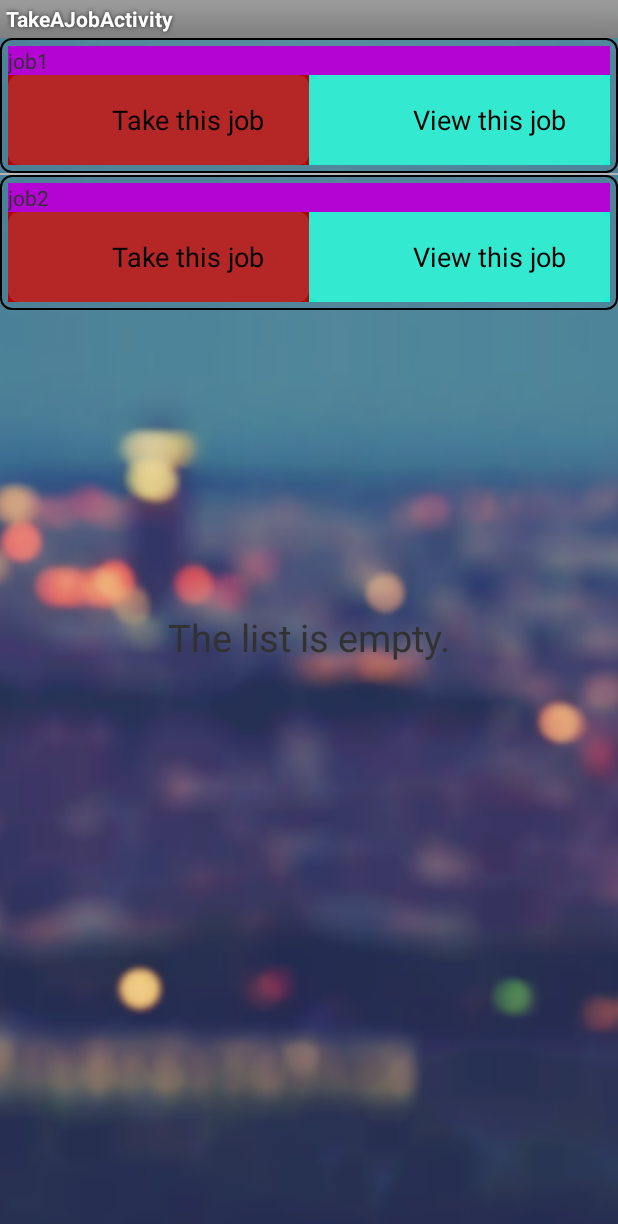
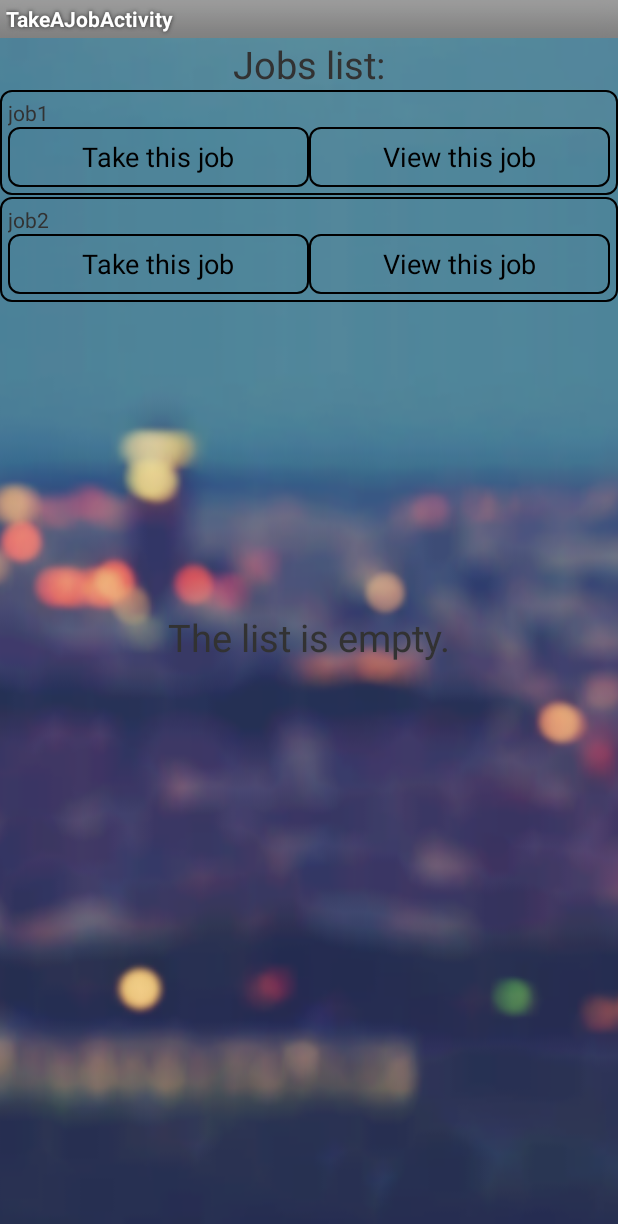
Before and after one commit to PhoneGuardian/AuthorityApp, an Android app: the TakeAJobActivity screen opened directly, with no data from a screen before it, after a tap on "Take this job", on a phone screen of 412 x 824 dp. Shown: the top 1224 px of the screen. Run offline under Robolectric (Android 15) with nearby library versions, the phone set to English and light mode, and no system bars.

Commit message:
JobAdapter works that is dedicated for TakeAJobAcitivity. design of a list changed a bit

```diff
--- a/AuthorityApp/app/src/main/java/it/polimi/guardian/authorityapp/JobAdapter.java
+++ b/AuthorityApp/app/src/main/java/it/polimi/guardian/authorityapp/JobAdapter.java
@@ -82,7 +82,7 @@ public class JobAdapter extends BaseAdapter implements Serializable{
         @Override
         public void onClick(View v) {
             final int position = lvAllJobs.getPositionForView((View) v.getParent());
-            Toast.makeText(ctx,"Take clicked, row %d"+ position,Toast.LENGTH_SHORT);
+            Toast.makeText(ctx,"Take clicked, row "+ position,Toast.LENGTH_SHORT).show();
         }
     };
 
@@ -90,7 +90,17 @@ public class JobAdapter extends BaseAdapter implements Serializable{
         @Override
         public void onClick(View v) {
             final int position = lvAllJobs.getPositionForView((View) v.getParent());
-            Toast.makeText(ctx, "View clicked, row %d" + position, Toast.LENGTH_SHORT);
+            Toast.makeText(ctx, "View clicked, row " + position, Toast.LENGTH_SHORT).show();
         }
     };
+
+    @Override
+    public boolean  areAllItemsEnabled() {
+        return false;
+    }
+
+    @Override
+    public boolean isEnabled(int position) {
+        return false;
+    }
 }
--- a/AuthorityApp/app/src/main/java/it/polimi/guardian/authorityapp/TakeAJobActivity.java
+++ b/AuthorityApp/app/src/main/java/it/polimi/guardian/authorityapp/TakeAJobActivity.java
@@ -36,6 +36,12 @@ public class TakeAJobActivity extends Activity {
         jObjList.add(j2);
         //////////////////////////////
         lvJobs.setAdapter(new JobAdapter(this, lvJobs,jObjList));
+        //To select manually the buttons with the trackball
+        lvJobs.setItemsCanFocus(true);
+        //And to disable the focus on the whole list items
+        lvJobs.setFocusable(false);
+        lvJobs.setFocusableInTouchMode(false);
+        lvJobs.setClickable(false);
     }
 
 
--- a/AuthorityApp/app/src/main/res/layout/activity_take_a_job.xml
+++ b/AuthorityApp/app/src/main/res/layout/activity_take_a_job.xml
@@ -24,6 +24,7 @@
         android:id="@+id/list_of_jobs"
         android:layout_width="fill_parent"
         android:layout_height="wrap_content"
+        android:layout_below="@+id/tv_jobs_list"
         android:divider="#b5b5b5"
         android:dividerHeight="1dp"
         android:listSelector="@drawable/list_selector" />
--- a/AuthorityApp/app/src/main/res/layout/list_of_jobs_row.xml
+++ b/AuthorityApp/app/src/main/res/layout/list_of_jobs_row.xml
@@ -12,7 +12,6 @@
         android:layout_width="fill_parent"
         android:layout_height="wrap_content"
         android:orientation="horizontal"
-        android:background="#B404d4"
         android:layout_weight="2">
         <ScrollView
             android:id="@+id/scrollView1"
@@ -41,14 +40,13 @@
             android:layout_width="fill_parent"
             android:layout_height="fill_parent"
             android:layout_weight="1"
-            android:background="#B40404"
             android:orientation="horizontal" >
             <Button
                 android:id="@+id/btn_row_take"
                 android:text="Take this job"
-                android:layout_width="wrap_content"
+                android:layout_width="fill_parent"
                 android:layout_height="wrap_content"
-                style="@style/home_button_rounded_overlay_tall"
+                style="@style/button_rounded_transparent_normal"
                 />
         </LinearLayout>
         <LinearLayout
@@ -56,14 +54,13 @@
             android:layout_width="fill_parent"
             android:layout_height="fill_parent"
             android:layout_weight="1"
-            android:background="#14f4d4"
             android:orientation="horizontal" >
             <Button
                 android:id="@+id/btn_row_view"
                 android:text="View this job"
-                android:layout_width="wrap_content"
+                android:layout_width="fill_parent"
                 android:layout_height="wrap_content"
-                style="@style/home_button_rounded_overlay_tall"
+                style="@style/button_rounded_transparent_normal"
                 />
         </LinearLayout>
 
```
